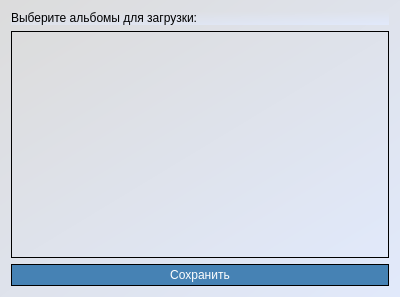
Above: ui/setting_album_window.ui from khaustova/vk-photos-parser before the change. Below: the same form after it.
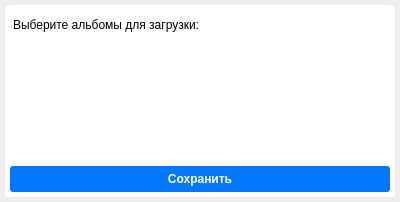
That is the form after the change.

Commit message: Style scrollbar

Patch:
```diff
--- a/ui/setting_album_window.ui
+++ b/ui/setting_album_window.ui
@@ -7,18 +7,57 @@
     <x>0</x>
     <y>0</y>
     <width>400</width>
-    <height>297</height>
+    <height>202</height>
    </rect>
   </property>
   <property name="windowTitle">
    <string>Dialog</string>
   </property>
   <property name="styleSheet">
-   <string notr="true">background-color: qlineargradient(spread:pad, x1:1, y1:1, x2:0, y2:0, stop:0 rgba(225, 233, 251, 255), stop:1 rgba(220, 220, 220, 255));</string>
+   <string notr="true">background-color: #edeef0;
+font-family: Arial;
+font-size: 12px;</string>
   </property>
-  <layout class="QHBoxLayout" name="horizontalLayout">
+  <layout class="QVBoxLayout" name="verticalLayout">
+   <property name="spacing">
+    <number>0</number>
+   </property>
+   <property name="leftMargin">
+    <number>5</number>
+   </property>
+   <property name="topMargin">
+    <number>5</number>
+   </property>
+   <property name="rightMargin">
+    <number>5</number>
+   </property>
+   <property name="bottomMargin">
+    <number>5</number>
+   </property>
+   <item>
+    <widget class="QFrame" name="albums_frame">
+     <property name="styleSheet">
+      <string notr="true">background-color: white;
+border-radius: 4px;</string>
+     </property>
+     <layout class="QVBoxLayout" name="verticalLayout_3">
+      <property name="leftMargin">
+       <number>5</number>
+      </property>
+      <property name="topMargin">
+       <number>5</number>
+      </property>
+      <property name="rightMargin">
+       <number>5</number>
+      </property>
+      <property name="bottomMargin">
+       <number>5</number>
+      </property>
    <item>
     <layout class="QVBoxLayout" name="verticalLayout_2">
+        <property name="spacing">
+         <number>0</number>
+        </property>
      <item>
       <widget class="QLabel" name="label_select_albums">
        <property name="sizePolicy">
@@ -28,15 +67,82 @@
         </sizepolicy>
        </property>
        <property name="styleSheet">
-        <string notr="true">height: 20px;</string>
+           <string notr="true">margin-top: 5px;
+height: 12px;</string>
        </property>
        <property name="text">
         <string>Выберите альбомы для загрузки:</string>
        </property>
+          <property name="alignment">
+           <set>Qt::AlignBottom|Qt::AlignLeading|Qt::AlignLeft</set>
+          </property>
       </widget>
      </item>
      <item>
       <widget class="QScrollArea" name="scrollArea">
+          <property name="styleSheet">
+           <string notr="true">QScrollBar:vertical {              
+    border: none;     
+    background: #f0f0f0;
+    width: 10px;               
+    margin: 5px 0px 5px 0px;
+    min-height: 0px;
+}
+QScrollBar::handle:vertical {
+    background: #cdcdcd;
+    min-height: 0px;
+    border-radius: 2px;
+}
+
+QScrollBar::handle:vertical:hover{	
+	background-color: #a6a6a6;
+}
+QScrollBar::handle:vertical:pressed {	
+	background-color: #606060;
+}
+
+QScrollBar::add-line:vertical {
+    height: 0px;
+    subcontrol-position: bottom;
+    subcontrol-origin: margin;
+}
+QScrollBar::sub-line:vertical {
+    height: 0 px;
+    subcontrol-position: top;
+    subcontrol-origin: margin;
+}
+
+QScrollBar:horizontal {              
+    border: none;     
+    background: #f0f0f0;
+    height: 10px;               
+    margin: 0px 5px 0px 5px;
+    min-height: 0px;
+}
+QScrollBar::handle:horizontal {
+    background: #cdcdcd;
+    min-height: 0px;
+    border-radius: 2px;
+}
+
+QScrollBar::handle:horizontal:hover{	
+	background-color: #a6a6a6;
+}
+QScrollBar::handle:horizontal:pressed {	
+	background-color: #606060;
+}
+
+QScrollBar::add-line:horizontal {
+    height: 0px;
+    subcontrol-position: bottom;
+    subcontrol-origin: margin;
+}
+QScrollBar::sub-line:horizontal {
+    height: 0 px;
+    subcontrol-position: top;
+    subcontrol-origin: margin;
+}</string>
+          </property>
        <property name="widgetResizable">
         <bool>true</bool>
        </property>
@@ -46,16 +152,19 @@
           <x>0</x>
           <y>0</y>
           <width>378</width>
-          <height>229</height>
-         </rect>
-        </property>
+             <height>126</height>
+            </rect>
+           </property>
+           <property name="styleSheet">
+            <string notr="true">background-color: transparent;</string>
+           </property>
         <widget class="QWidget" name="verticalLayoutWidget">
          <property name="geometry">
           <rect>
            <x>0</x>
            <y>0</y>
            <width>381</width>
-           <height>231</height>
+              <height>502</height>
           </rect>
          </property>
          <layout class="QVBoxLayout" name="layout"/>
@@ -70,10 +179,14 @@
        </property>
        <property name="styleSheet">
         <string notr="true">QPushButton {
-background-color: rgb(70, 130, 180);
+background-color: #0077FF;
 color: white;
-border: 1px solid black;
-padding: 3px 3px;
+border: none;
+font-weight: bold;
+padding: 3px;
+margin-top: 3px;
+height: 20px;
+border-radius: 3px;
 }
 
 QPushButton:hover {
@@ -90,6 +203,9 @@
       </widget>
      </item>
     </layout>
+      </item>
+     </layout>
+    </widget>
    </item>
   </layout>
  </widget>
```
Left out of the diff: 6 changed lines with no effect on the pictures. Lines whose indentation alone changed are shown as unchanged. The commit also changes 1 other file.
